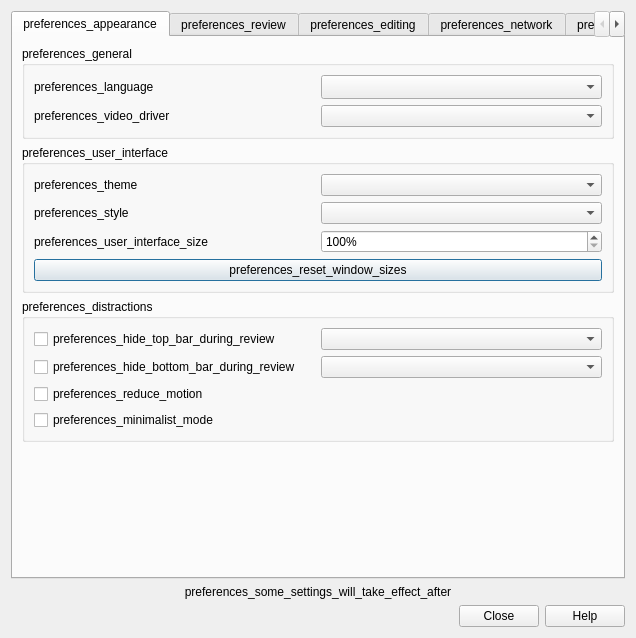
voczi/anki, file qt/aqt/forms/preferences.ui: the form before one commit.
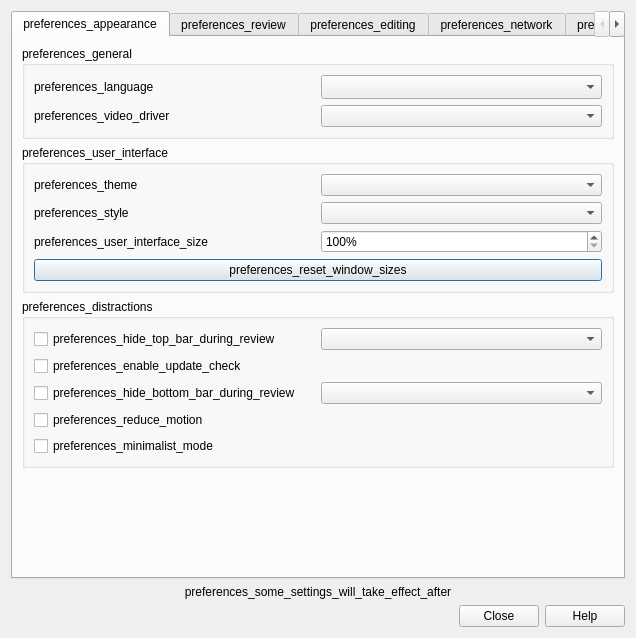
The form after the commit.

Patch:
```diff
--- a/qt/aqt/forms/preferences.ui
+++ b/qt/aqt/forms/preferences.ui
@@ -200,6 +200,19 @@
             </property>
            </widget>
           </item>
+          <item row="1" column="0">
+           <widget class="QCheckBox" name="enable_update_check">
+            <property name="sizePolicy">
+             <sizepolicy hsizetype="MinimumExpanding" vsizetype="Fixed">
+              <horstretch>0</horstretch>
+              <verstretch>0</verstretch>
+             </sizepolicy>
+            </property>
+            <property name="text">
+             <string>preferences_enable_update_check</string>
+            </property>
+           </widget>
+          </item>
           <item row="4" column="0">
            <widget class="QCheckBox" name="minimalist_mode">
             <property name="sizePolicy">
```
